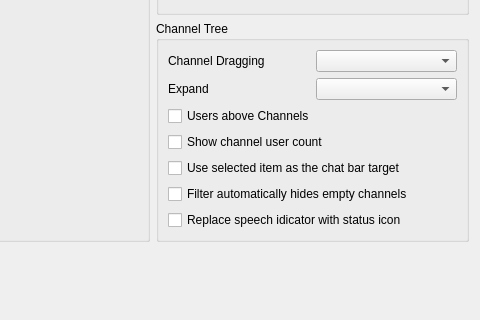
Qt form src/mumble/LookConfig.ui (mumble-voip/mumble) before a commit; both pictures show x 175 to 655 and y 291 to 611 of the 655 by 611 pixel window.
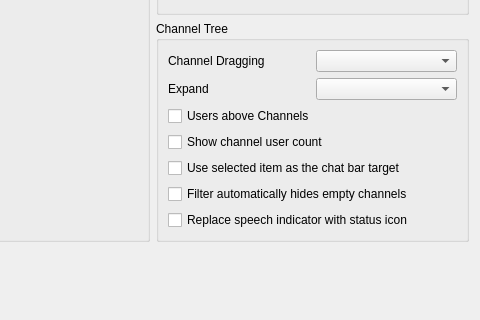
The same form after that commit. Icons and pictures are not drawn.

The edit to the form file:
```diff
--- a/src/mumble/LookConfig.ui
+++ b/src/mumble/LookConfig.ui
@@ -317,7 +317,7 @@
       <item row="6" column="0" colspan="2">
        <widget class="QCheckBox" name="qcbStatusIconReplace">
         <property name="text">
-         <string>Replace speech idicator with status icon</string>
+         <string>Replace speech indicator with status icon</string>
         </property>
        </widget>
       </item>
```
